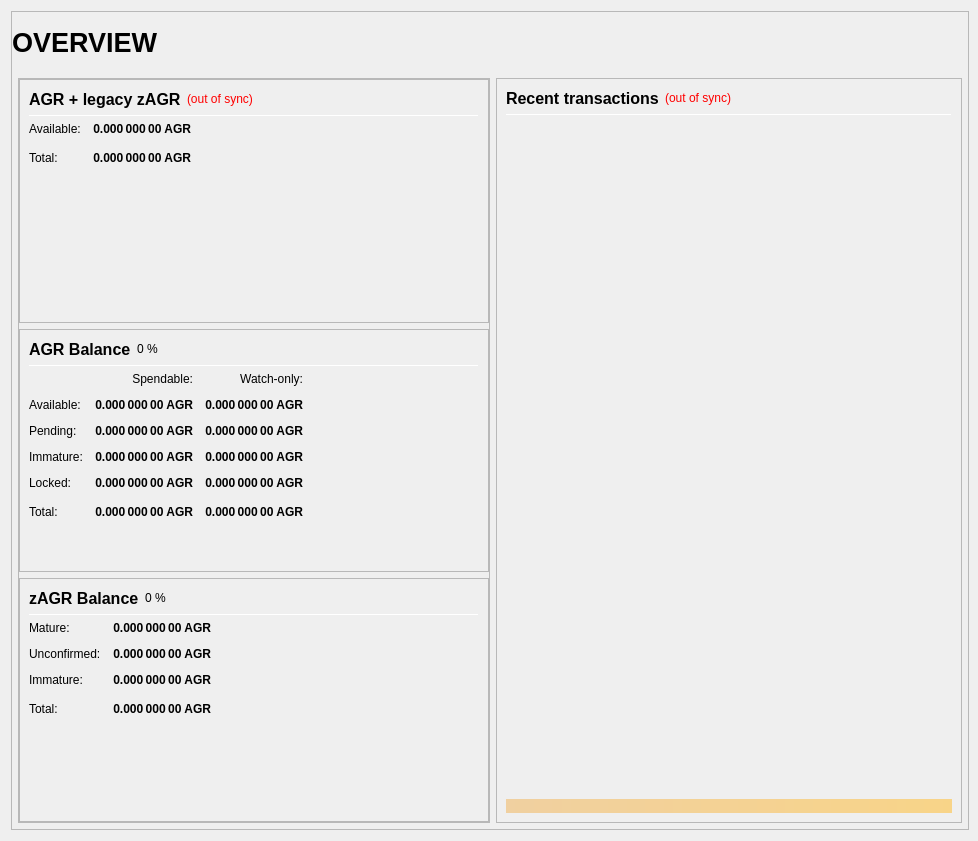
Above: src/qt/forms/overviewpage.ui from pacificao/agrarian before the change. Below: the same form after it.
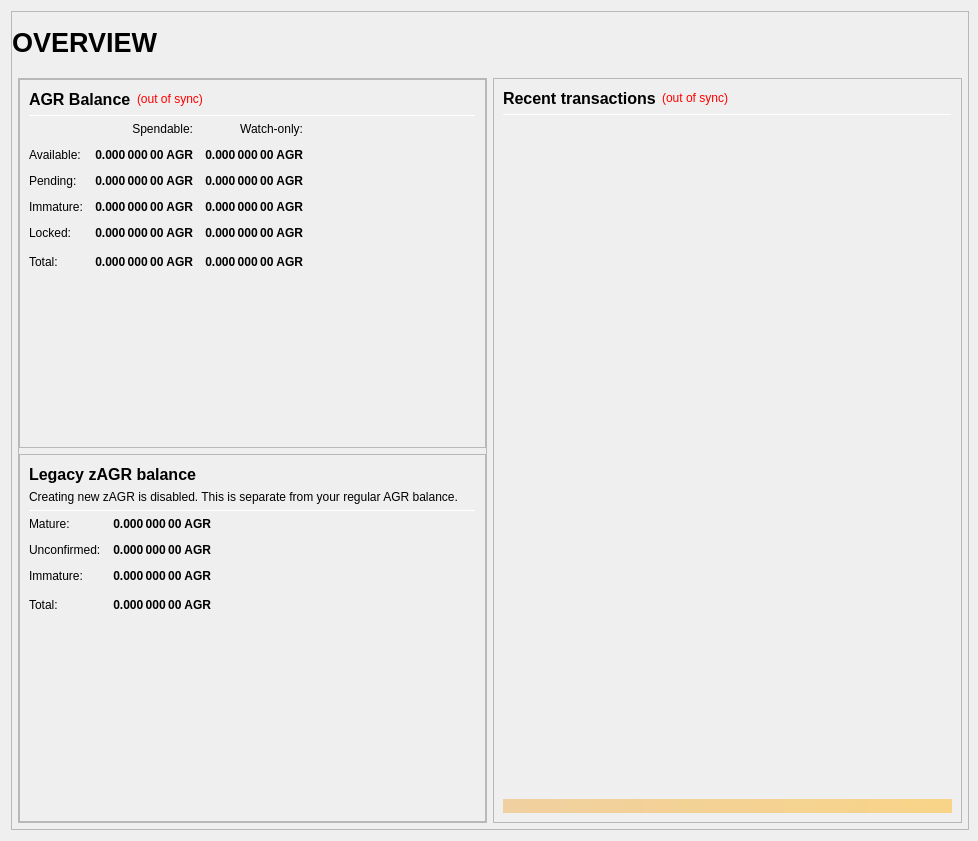
That is the form after the change.

Commit message: Separate AGR and legacy balances and refresh wallet navigation

Patch:
```diff
--- a/src/qt/forms/overviewpage.ui
+++ b/src/qt/forms/overviewpage.ui
@@ -182,29 +182,23 @@
                  <property name="frameShadow">
                   <enum>QFrame::Raised</enum>
                  </property>
-                 <layout class="QVBoxLayout" name="verticalLayout" stretch="0,0,0">
+                 <layout class="QVBoxLayout" name="verticalLayout" stretch="0,0">
                   <property name="margin">
                    <number>0</number>
                   </property>
                   <item>
-                   <widget class="QFrame" name="frame_CombinedBalances">
-                    <property name="minimumSize">
-                     <size>
-                      <width>470</width>
-                      <height>0</height>
-                     </size>
-                    </property>
+                   <widget class="QFrame" name="frame_Balances">
                     <property name="frameShape">
                      <enum>QFrame::StyledPanel</enum>
                     </property>
                     <property name="frameShadow">
                      <enum>QFrame::Raised</enum>
                     </property>
-                    <layout class="QVBoxLayout" name="verticalLayout_5">
+                    <layout class="QVBoxLayout" name="verticalLayout_4">
                      <item>
-                      <layout class="QHBoxLayout" name="horizontalLayout_5" stretch="0,0,0">
+                      <layout class="QHBoxLayout" name="horizontalLayout_4">
                        <item>
-                        <widget class="QLabel" name="label_5z">
+                        <widget class="QLabel" name="label_5">
                          <property name="minimumSize">
                           <size>
                            <width>0</width>
@@ -222,7 +216,7 @@
                           <string>AGR and legacy zAGR, including unconfirmed and immature amounts. This is not a spendable total.</string>
                          </property>
                          <property name="text">
-                          <string>AGR + legacy zAGR</string>
+                          <string>AGR Balance</string>
                          </property>
                         </widget>
                        </item>
@@ -246,178 +240,6 @@
                         </widget>
                        </item>
                        <item>
-                        <spacer name="horizontalSpacer_1">
-                         <property name="orientation">
-                          <enum>Qt::Horizontal</enum>
-                         </property>
-                         <property name="sizeHint" stdset="0">
-                          <size>
-                           <width>40</width>
-                           <height>20</height>
-                          </size>
-                         </property>
-                        </spacer>
-                       </item>
-                      </layout>
-                     </item>
-                     <item>
-                      <widget class="Line" name="line_CombinedBalance">
-                       <property name="minimumSize">
-                        <size>
-                         <width>0</width>
-                         <height>1</height>
-                        </size>
-                       </property>
-                       <property name="maximumSize">
-                        <size>
-                         <width>16777215</width>
-                         <height>1</height>
-                        </size>
-                       </property>
-                       <property name="orientation">
-                        <enum>Qt::Horizontal</enum>
-                       </property>
-                      </widget>
-                     </item>
-                     <item>
-                      <layout class="QGridLayout" name="gridLayout_3">
-                       <property name="spacing">
-                        <number>12</number>
-                       </property>
-                       <item row="1" column="0">
-                        <widget class="QLabel" name="labelBalanceTextz">
-                         <property name="text">
-                          <string>Available:</string>
-                         </property>
-                        </widget>
-                       </item>
-                       <item row="1" column="1">
-                        <widget class="QLabel" name="labelBalancez">
-                         <property name="font">
-                          <font>
-                           <weight>75</weight>
-                           <bold>true</bold>
-                          </font>
-                         </property>
-                         <property name="cursor">
-                          <cursorShape>IBeamCursor</cursorShape>
-                         </property>
-                         <property name="toolTip">
-                          <string>Your current spendable balance</string>
-                         </property>
-                         <property name="text">
-                          <string notr="true">0.000 000 00 AGR</string>
-                         </property>
-                         <property name="alignment">
-                          <set>Qt::AlignRight|Qt::AlignTrailing|Qt::AlignVCenter</set>
-                         </property>
-                         <property name="textInteractionFlags">
-                          <set>Qt::LinksAccessibleByMouse|Qt::TextSelectableByKeyboard|Qt::TextSelectableByMouse</set>
-                         </property>
-                        </widget>
-                       </item>
-                       <item row="2" column="0">
-                        <widget class="QLabel" name="labelTotalTextz">
-                         <property name="text">
-                          <string>Total:</string>
-                         </property>
-                        </widget>
-                       </item>
-                       <item row="2" column="1">
-                        <widget class="QLabel" name="labelTotalz">
-                         <property name="font">
-                          <font>
-                           <weight>75</weight>
-                           <bold>true</bold>
-                          </font>
-                         </property>
-                         <property name="cursor">
-                          <cursorShape>IBeamCursor</cursorShape>
-                         </property>
-                         <property name="toolTip">
-                          <string>Total Balance, including all unavailable coins.</string>
-                         </property>
-                         <property name="text">
-                          <string notr="true">0.000 000 00 AGR</string>
-                         </property>
-                         <property name="alignment">
-                          <set>Qt::AlignRight|Qt::AlignTrailing|Qt::AlignVCenter</set>
-                         </property>
-                         <property name="textInteractionFlags">
-                          <set>Qt::LinksAccessibleByMouse|Qt::TextSelectableByKeyboard|Qt::TextSelectableByMouse</set>
-                         </property>
-                        </widget>
-                       </item>
-                       <item row="2" column="3">
-                        <spacer name="horizontalSpacer_2">
-                         <property name="orientation">
-                          <enum>Qt::Horizontal</enum>
-                         </property>
-                         <property name="sizeHint" stdset="0">
-                          <size>
-                           <width>40</width>
-                           <height>20</height>
-                          </size>
-                         </property>
-                        </spacer>
-                       </item>
-                      </layout>
-                     </item>
-                     <item>
-                      <spacer name="verticalSpacer_1">
-                       <property name="orientation">
-                        <enum>Qt::Vertical</enum>
-                       </property>
-                       <property name="sizeHint" stdset="0">
-                        <size>
-                         <width>20</width>
-                         <height>40</height>
-                        </size>
-                       </property>
-                      </spacer>
-                     </item>
-                    </layout>
-                   </widget>
-                  </item>
-                  <item>
-                   <widget class="QFrame" name="frame_Balances">
-                    <property name="frameShape">
-                     <enum>QFrame::StyledPanel</enum>
-                    </property>
-                    <property name="frameShadow">
-                     <enum>QFrame::Raised</enum>
-                    </property>
-                    <layout class="QVBoxLayout" name="verticalLayout_4">
-                     <item>
-                      <layout class="QHBoxLayout" name="horizontalLayout_4">
-                       <item>
-                        <widget class="QLabel" name="label_5">
-                         <property name="minimumSize">
-                          <size>
-                           <width>0</width>
-                           <height>20</height>
-                          </size>
-                         </property>
-                         <property name="font">
-                          <font>
-                           <pointsize>12</pointsize>
-                           <weight>75</weight>
-                           <bold>true</bold>
-                          </font>
-                         </property>
-                         <property name="text">
-                          <string>AGR Balance</string>
-                         </property>
-                        </widget>
-                       </item>
-                       <item>
-                        <widget class="QLabel" name="labelAGRPercent">
-                         <property name="text">
-                          <string notr="true">0 %</string>
-                         </property>
-                        </widget>
-                       </item>
-                       <item>
                         <spacer name="horizontalSpacer_3">
                          <property name="orientation">
                           <enum>Qt::Horizontal</enum>
@@ -825,14 +647,7 @@
                           </font>
                          </property>
                          <property name="text">
-                          <string>zAGR Balance</string>
-                         </property>
-                        </widget>
-                       </item>
-                       <item>
-                        <widget class="QLabel" name="labelzAGRPercent">
-                         <property name="text">
-                          <string notr="true">0 %</string>
+                          <string>Legacy zAGR balance</string>
                          </property>
                         </widget>
                        </item>
@@ -851,6 +666,16 @@
                        </item>
                       </layout>
                      </item>
+                     <item>
+                      <widget class="QLabel" name="legacyZagrNotice">
+                       <property name="text">
+                        <string>Creating new zAGR is disabled. This is separate from your regular AGR balance.</string>
+                       </property>
+                       <property name="wordWrap">
+                        <bool>true</bool>
+                       </property>
+                      </widget>
+                     </item>
                      <item>
                       <widget class="Line" name="line_ZerocoinBalance">
                        <property name="minimumSize">
```
Left out of the diff: 3 changed lines with no effect on the pictures. The commit also changes 5 other files.
